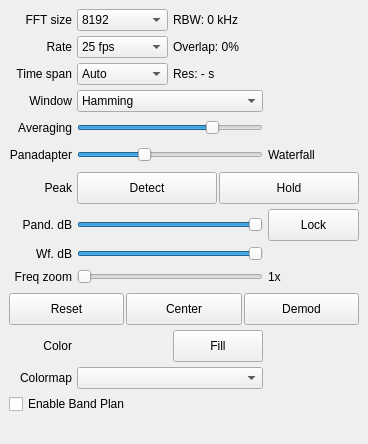
The window that src/qtgui/dockfft.ui (gqrx-sdr/gqrx) describes before a commit, drawn with Qt 5.
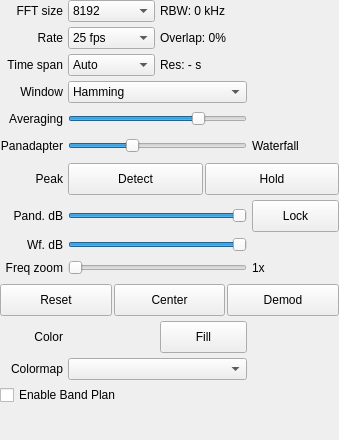
The same window after the commit. Icons and pictures are not drawn. Custom widgets are drawn as their Qt base class.

```diff
--- a/src/qtgui/dockfft.ui
+++ b/src/qtgui/dockfft.ui
@@ -1,21 +1,15 @@
 <?xml version="1.0" encoding="UTF-8"?>
 <ui version="4.0">
  <class>DockFft</class>
- <widget class="QDockWidget" name="DockFft">
+ <widget class="QFrame" name="DockFft">
   <property name="geometry">
    <rect>
     <x>0</x>
     <y>0</y>
-    <width>368</width>
-    <height>444</height>
+    <width>339</width>
+    <height>440</height>
    </rect>
   </property>
-  <property name="sizePolicy">
-   <sizepolicy hsizetype="MinimumExpanding" vsizetype="Preferred">
-    <horstretch>0</horstretch>
-    <verstretch>0</verstretch>
-   </sizepolicy>
-  </property>
   <property name="minimumSize">
    <size>
     <width>327</width>
@@ -35,13 +29,20 @@
   <property name="toolTip">
    <string>FFT performance and display settings</string>
   </property>
-  <property name="allowedAreas">
-   <set>Qt::LeftDockWidgetArea|Qt::RightDockWidgetArea</set>
-  </property>
-  <property name="windowTitle">
-   <string>FFT Settings</string>
-  </property>
-  <widget class="QWidget" name="dockWidgetContents">
+  <layout class="QVBoxLayout" name="verticalLayout_3">
+   <property name="leftMargin">
+    <number>0</number>
+   </property>
+   <property name="topMargin">
+    <number>0</number>
+   </property>
+   <property name="rightMargin">
+    <number>0</number>
+   </property>
+   <property name="bottomMargin">
+    <number>0</number>
+   </property>
+   <item>
    <layout class="QVBoxLayout" name="verticalLayout_2">
     <item>
      <widget class="QScrollArea" name="scrollArea">
@@ -71,8 +72,8 @@
         <rect>
          <x>0</x>
          <y>0</y>
-         <width>350</width>
-         <height>407</height>
+          <width>337</width>
+          <height>438</height>
         </rect>
        </property>
        <layout class="QVBoxLayout" name="verticalLayout">
@@ -1123,7 +1124,8 @@
      </widget>
     </item>
    </layout>
-  </widget>
+   </item>
+  </layout>
  </widget>
  <customwidgets>
   <customwidget>
```
Left out of the diff: 3 changed lines with no effect on the pictures. Lines whose indentation alone changed are shown as unchanged.
